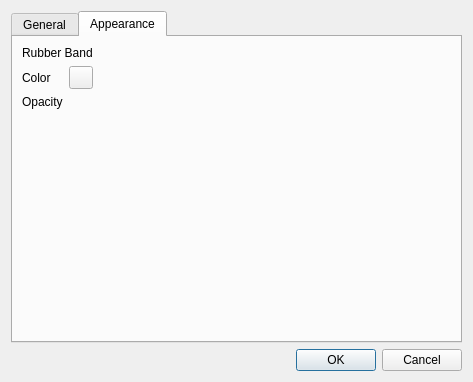
The window that resources/ui/Settings.ui (quikevs/cell_planning_tools) describes before a commit, drawn with Qt 5.
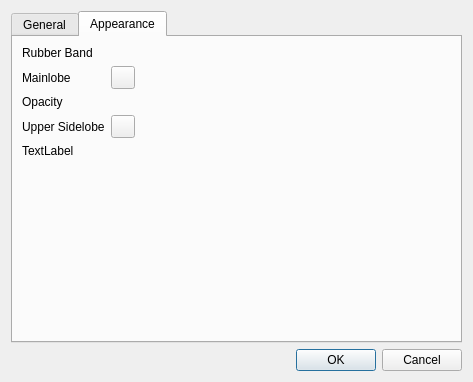
The same window after the commit. The open tabs and pages were chosen to show the change. Icons and pictures are not drawn. Custom widgets are drawn as their Qt base class.

```diff
--- a/resources/ui/Settings.ui
+++ b/resources/ui/Settings.ui
@@ -221,7 +221,7 @@
          <item row="0" column="0">
           <widget class="QLabel" name="label_8">
            <property name="text">
-            <string>Color</string>
+            <string>Mainlobe</string>
            </property>
           </widget>
          </item>
@@ -238,6 +238,26 @@
          <item row="1" column="1">
           <widget class="QgsOpacityWidget" name="opacityWidget"/>
          </item>
+         <item row="2" column="0">
+          <widget class="QLabel" name="label_2">
+           <property name="text">
+            <string>Upper Sidelobe</string>
+           </property>
+          </widget>
+         </item>
+         <item row="2" column="1">
+          <widget class="QgsColorButton" name="secondColorButton"/>
+         </item>
+         <item row="3" column="0">
+          <widget class="QLabel" name="label_3">
+           <property name="text">
+            <string>TextLabel</string>
+           </property>
+          </widget>
+         </item>
+         <item row="3" column="1">
+          <widget class="QgsOpacityWidget" name="secondOpacityWidget"/>
+         </item>
         </layout>
        </item>
        <item>
```
Left out of the diff: 15 changed lines with no effect on the pictures.
